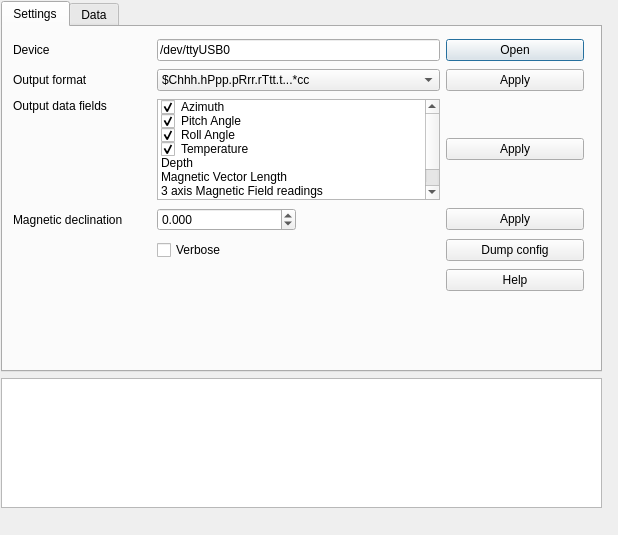
Above: oceanserver/osdialog.ui from poes-weather/Sensor-Benchmark before the change. Below: the same form after it.
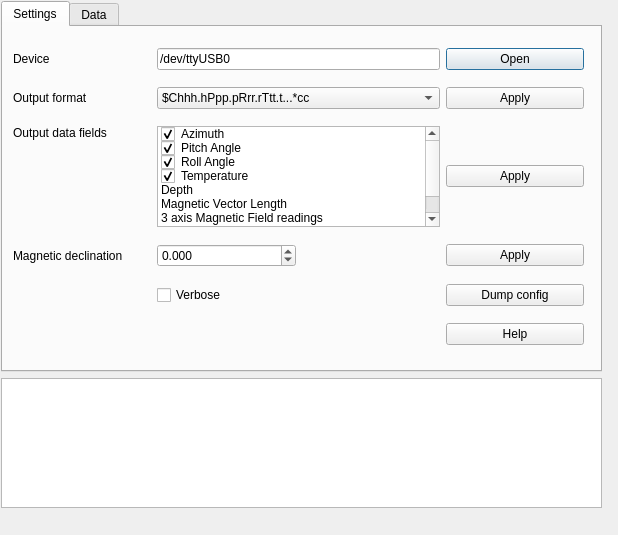
That is the form after the change.

```diff
--- a/oceanserver/osdialog.ui
+++ b/oceanserver/osdialog.ui
@@ -47,7 +47,7 @@
           <x>10</x>
           <y>10</y>
           <width>571</width>
-          <height>257</height>
+          <height>321</height>
          </rect>
         </property>
         <layout class="QGridLayout" name="gridLayout">
```
